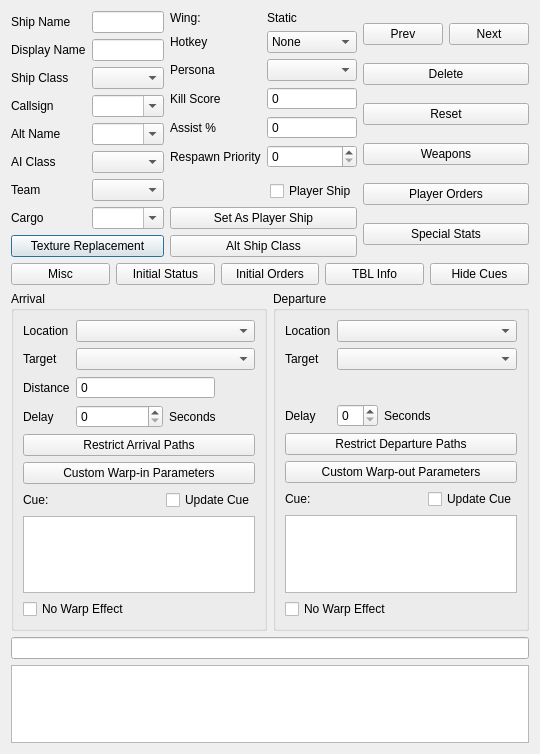
Qt form qtfred/ui/ShipEditorDialog.ui (scp-fs2open/fs2open.github.com) before a commit.
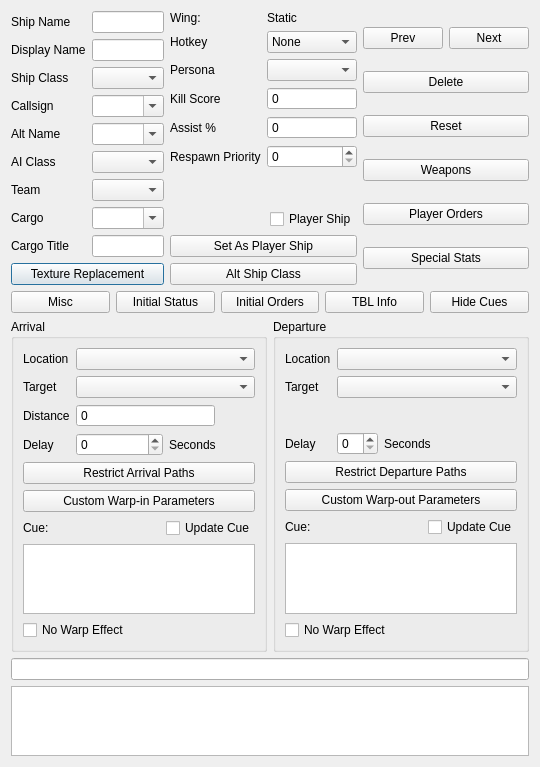
The same form after that commit. Custom widgets are drawn as their Qt base class.

Commit message: implement newer cargo fields and clarify subsystem cargo settings

The edit to the form file:
```diff
--- a/qtfred/ui/ShipEditorDialog.ui
+++ b/qtfred/ui/ShipEditorDialog.ui
@@ -158,6 +158,20 @@
              </property>
             </widget>
            </item>
+           <item row="8" column="0">
+            <widget class="QLabel" name="cargoTitleLabel">
+             <property name="text">
+              <string>Cargo Title</string>
+             </property>
+            </widget>
+           </item>
+           <item row="8" column="1">
+            <widget class="QLineEdit" name="cargoTitleEdit">
+             <property name="toolTip">
+              <string>&lt;html&gt;&lt;head/&gt;&lt;body&gt;&lt;p&gt;Overrides the HUD label shown before the cargo name (e.g. &quot;cargo&quot;). Use &quot;#&quot; as the first character to suppress the label entirely.&lt;/p&gt;&lt;/body&gt;&lt;/html&gt;</string>
+             </property>
+            </widget>
+           </item>
           </layout>
          </item>
          <item>
```
The commit also changes 12 other files.
